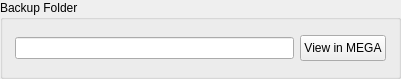
meganz/MEGAsync, file src/MEGASync/gui/ui/OpenBackupsFolder.ui: the form before one commit.
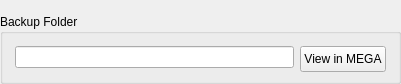
The form after the commit.

Commit message: SNC-4972: Fixed settings dialog various alignaments.

```diff
--- a/src/MEGASync/gui/ui/OpenBackupsFolder.ui
+++ b/src/MEGASync/gui/ui/OpenBackupsFolder.ui
@@ -7,7 +7,7 @@
     <x>0</x>
     <y>0</y>
     <width>401</width>
-    <height>79</height>
+    <height>84</height>
    </rect>
   </property>
   <property name="windowTitle">
@@ -21,7 +21,7 @@
     <number>0</number>
    </property>
    <property name="topMargin">
-    <number>0</number>
+    <number>14</number>
    </property>
    <property name="rightMargin">
     <number>0</number>
```
The commit also changes 4 other files.
